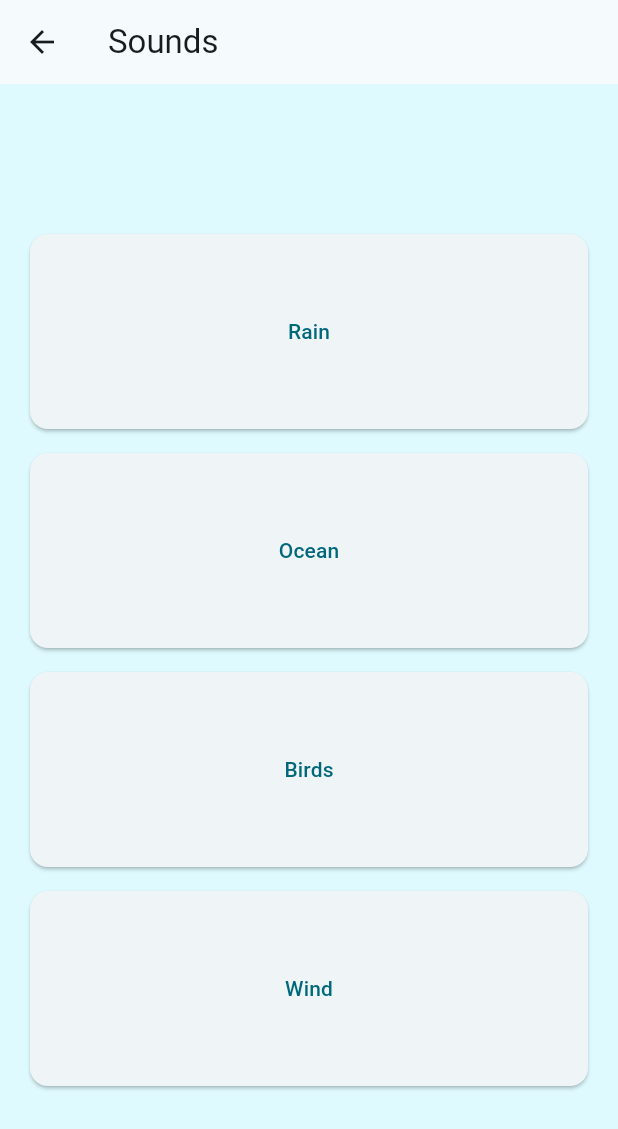
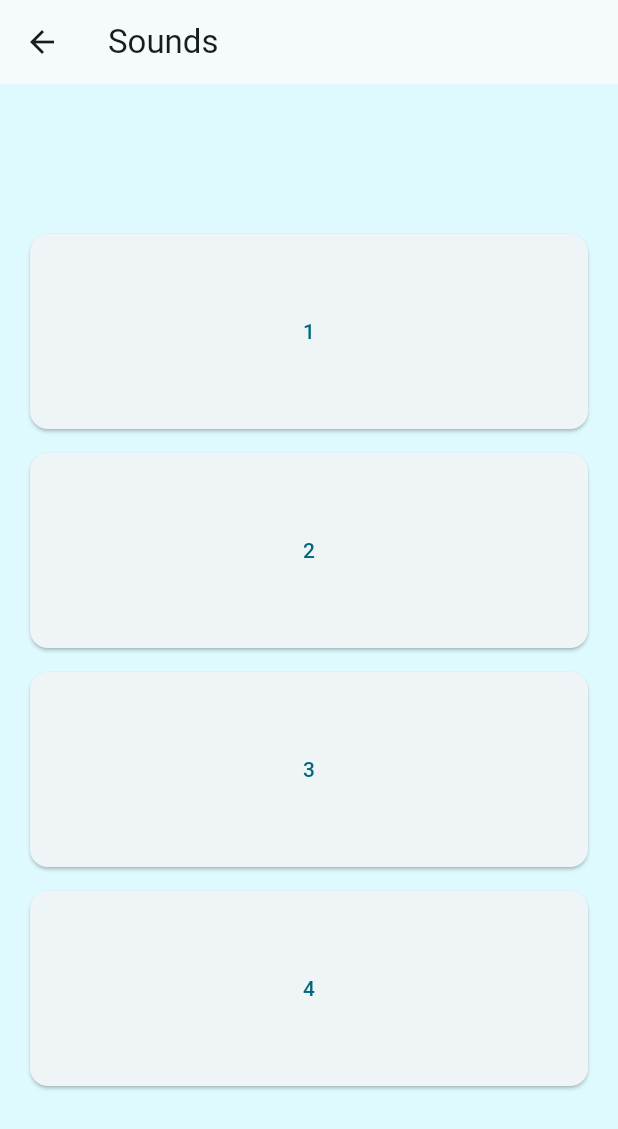
Before and after one commit to YanaAnMar/HT12, a Flutter app: the SoundsGame screen opened directly, on a phone screen of 412 x 824 dp. Shown: the top 1129 px of the screen. Run offline on Flutter 3.47's test engine with Material 3 defaults, Android fonts, the phone set to English and light mode, and no system bars; our stand-ins replace just_audio.

Commit message:
audio files

```diff
--- a/suni_pal_app/lib/pages/sounds_game.dart
+++ b/suni_pal_app/lib/pages/sounds_game.dart
@@ -10,10 +10,10 @@ class SoundsGame extends StatefulWidget {
 
 class _SoundsGameState extends State<SoundsGame> {
   final List<String> soundOptions = const [
-    'Rain',
-    'Ocean',
-    'Birds',
-    'Wind',
+    '1',
+    '2',
+    '3',
+    '4',
   ];
 
   @override
```
Also changed, not shown: 4 other files.
